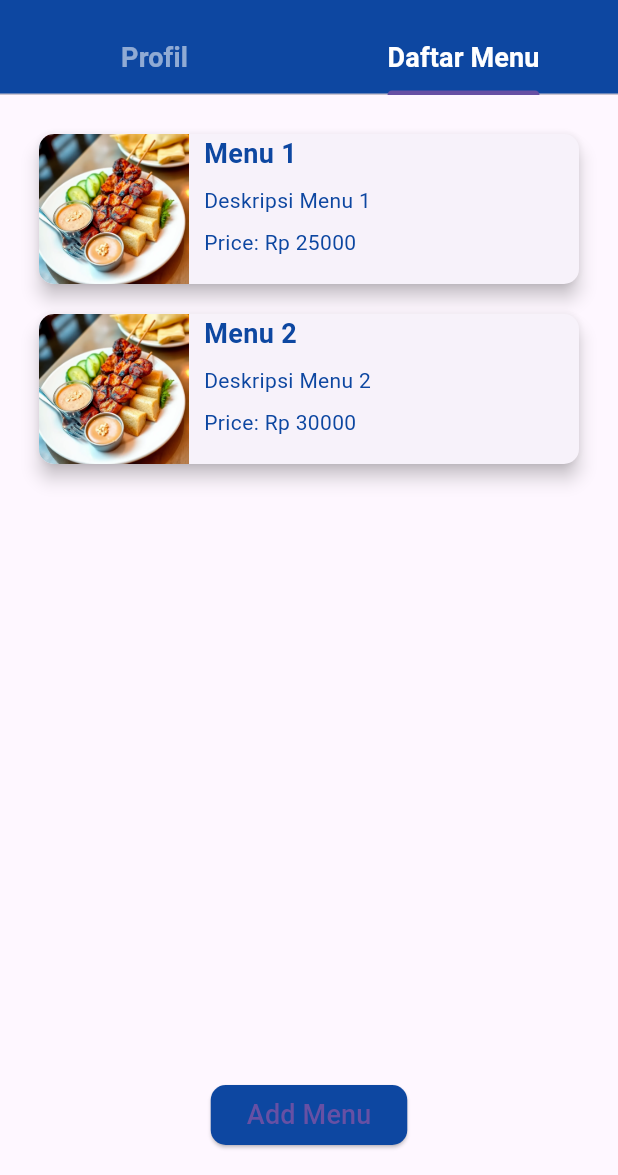
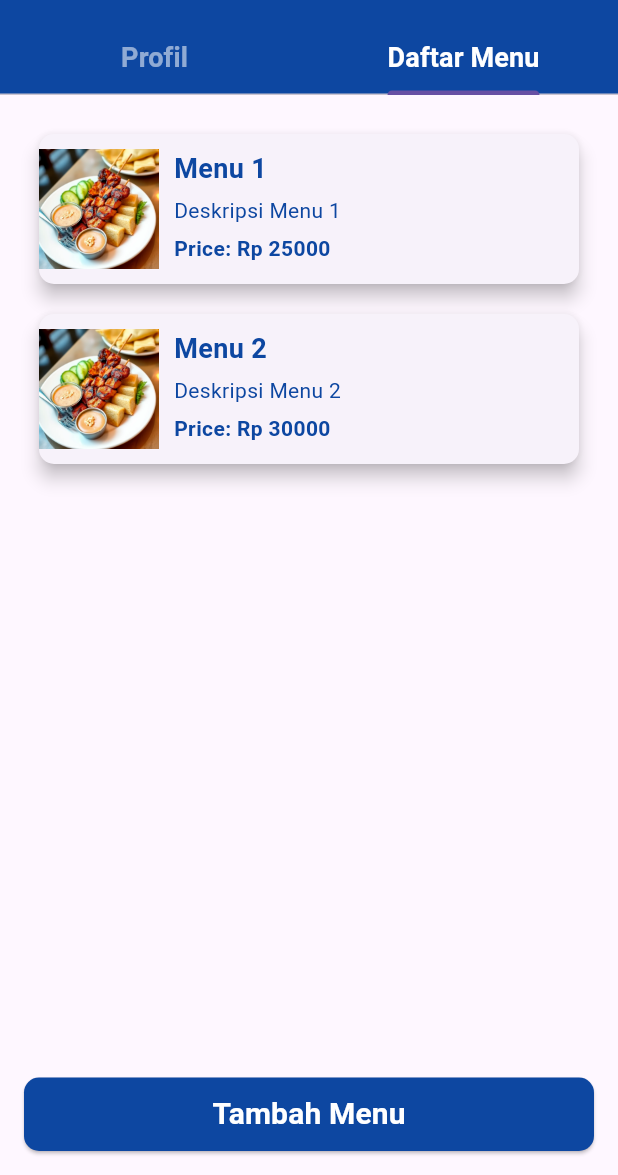
Before and after one commit to Fannannf/food-finder, a Flutter app: the ProfileRestaurantPage screen opened directly with sample values from the repository, tab 2 chosen, on a phone screen of 412 x 824 dp, the part 61-1236 px from its top. Run offline on Flutter 3.47's test engine with Material 3 defaults, Android fonts, the phone set to English and light mode, and no system bars; our stand-ins replace dio, flutter_secure_storage, geolocator, image_picker; accounts and stored records are empty; network calls fail.

Commit message:
template pelatihan

```diff
--- a/lib/components/menu_list_tab.dart
+++ b/lib/components/menu_list_tab.dart
@@ -1,20 +1,50 @@
 // lib/widgets/menu_list_tab.dart
 import 'package:flutter/material.dart';
+import 'package:food_finder/components/widgets.dart';
+import 'package:food_finder/helpers/api_services.dart';
+import 'package:food_finder/helpers/variables.dart';
+import 'package:food_finder/models/dummy_data.dart';
+import 'package:food_finder/models/restaurant.dart';
 
 import '../models/menu.dart';
 import '../pages/menu_form_page.dart';
 
-class MenuListTab extends StatelessWidget {
-  final List<Menu> menus;
+class MenuListTab extends StatefulWidget {
+  final Restaurant? resto;
+  final bool canAddMenu;
+  List<Menu> menus = [];
   final Function(Menu) onMenuAdded;
 
-  MenuListTab({required this.menus, required this.onMenuAdded});
+  MenuListTab(
+      {super.key,
+      this.resto,
+      required this.onMenuAdded,
+      this.canAddMenu = false});
+
+  @override
+  State<MenuListTab> createState() => _MenuListTabState();
+}
+
+class _MenuListTabState extends State<MenuListTab> {
+  APIServices api = APIServices();
+
+  @override
+  void initState() {
+    // TODO: implement initState
+    super.initState();
+    setState(() {
+      widget.menus = dummyMenus;
+    });
+  }
 
   void _addMenu(BuildContext context) {
     Navigator.push(
       context,
       MaterialPageRoute(
-        builder: (context) => AddMenuPage(onMenuAdded: onMenuAdded),
+        builder: (context) => MenuFormPage(
+          onMenuAdded: widget.onMenuAdded,
+          resto: widget.resto!,
+        ),
       ),
     );
   }
@@ -27,27 +57,33 @@ class MenuListTab extends StatelessWidget {
         children: [
           Expanded(
             child: ListView.builder(
-              itemCount: menus.length,
+              itemCount: widget.menus.length,
               itemBuilder: (context, index) {
-                final menu = menus[index];
+                final menu = widget.menus[index];
                 return Card(
                   margin: EdgeInsets.all(10),
                   elevation: 5,
                   shape: RoundedRectangleBorder(
                     borderRadius: BorderRadius.circular(10),
                   ),
+                  child: Padding(
+                    padding: EdgeInsets.symmetric(vertical: 10),
                     child: Row(
                       crossAxisAlignment: CrossAxisAlignment.start,
+                      mainAxisAlignment: MainAxisAlignment.center,
                       children: [
                         ClipRRect(
-                        borderRadius: BorderRadius.only(
-                          topLeft: Radius.circular(10),
-                          bottomLeft: Radius.circular(10),
-                        ),
-                        child: Image.asset(
-                          menu.image,
-                          width: 100,
-                          height: 100,
+                          child: menu.image == null
+                              ? Image.asset(
+                                  'assets/images/menu_default.png',
+                                  width: 80,
+                                  height: 80,
+                                  fit: BoxFit.cover,
+                                )
+                              : Image.network(
+                                  Variables.url + menu.image!,
+                                  width: 80,
+                                  height: 80,
                                   fit: BoxFit.cover,
                                 ),
                         ),
@@ -64,19 +100,20 @@ class MenuListTab extends StatelessWidget {
                                   color: Colors.blue[900],
                                 ),
                               ),
-                            SizedBox(height: 8),
+                              SizedBox(height: 5),
                               Text(
-                              menu.description,
+                                menu.description ?? '',
                                 style: TextStyle(
                                   fontSize: 14,
                                   color: Colors.blue[900],
                                 ),
                               ),
-                            SizedBox(height: 8),
+                              SizedBox(height: 5),
                               Text(
                                 'Price: Rp ${menu.price.toStringAsFixed(0)}',
                                 style: TextStyle(
                                   fontSize: 14,
+                                  fontWeight: FontWeight.bold,
                                   color: Colors.blue[900],
                                 ),
                               ),
@@ -85,21 +122,19 @@ class MenuListTab extends StatelessWidget {
                         ),
                       ],
                     ),
+                  ),
                 );
               },
             ),
           ),
-          SizedBox(height: 20),
-          ElevatedButton(
-            onPressed: () => _addMenu(context),
-            style: ElevatedButton.styleFrom(
-              backgroundColor: Colors.blue[900],
-              shape: RoundedRectangleBorder(
-                borderRadius: BorderRadius.circular(10),
-              ),
-            ),
-            child: Text('Add Menu', style: TextStyle(fontSize: 18)),
-          ),
+          const SizedBox(height: 20),
+          widget.canAddMenu
+              ? BlueButton(
+                  text: "Tambah Menu",
+                  onPressed: () {
+                    _addMenu(context);
+                  })
+              : const SizedBox(height: 20)
         ],
       ),
     );
--- a/lib/models/dummy_data.dart
+++ b/lib/models/dummy_data.dart
@@ -59,15 +59,17 @@ List<Restaurant> dummyRestaurants = [
 List<Menu> dummyMenus = [
   Menu(
     name: 'Menu 1',
+    restoId: 1,
     description: 'Deskripsi Menu 1',
     price: 25000,
-    image: 'assets/images/menu_default.png',
+    image: null,
   ),
   Menu(
     name: 'Menu 2',
+    restoId: 1,
     description: 'Deskripsi Menu 2',
     price: 30000,
-    image: 'assets/images/menu_default.png',
+    image: null,
   ),
   // Tambahkan menu lainnya di sini
 ];
--- a/lib/models/menu.dart
+++ b/lib/models/menu.dart
@@ -1,25 +1,29 @@
 // lib/models/menu.dart
+
 class Menu {
   final int id;
   final String name;
-  final String description;
+  final String? description;
   final double price;
-  final String image;
+  final int restoId;
+  final String? image;
 
   Menu({
     this.id = 0,
     required this.name,
-    required this.description,
+    required this.restoId,
+    this.description,
     required this.price,
-    required this.image,
+    this.image,
   });
 
   factory Menu.fromJson(Map<String, dynamic> json) {
     return Menu(
       id: json['id'],
       name: json['name'],
+      restoId: json['restaurant'],
       description: json['description'],
-      price: json['price'],
+      price: double.parse(json['price']),
       image: json['image'],
     );
   }
@@ -28,6 +32,7 @@ class Menu {
     return {
       'id': this.name,
       'name': this.name,
+      'restaurant_id': this.restoId,
       'description': this.description,
       'price': this.price,
       'image': this.image,
--- a/lib/pages/profile_resto_page.dart
+++ b/lib/pages/profile_resto_page.dart
@@ -59,7 +59,7 @@ class _ProfileRestaurantPageState extends State<ProfileRestaurantPage> {
         appBar: AppBar(
           title: Text('Profil Restoran', style: whiteBoldText),
           backgroundColor: Colors.blue[900],
-          bottom: TabBar(
+          bottom: const TabBar(
             labelStyle: TextStyle(
               fontWeight: FontWeight.bold,
               fontSize: 18,
@@ -84,7 +84,11 @@ class _ProfileRestaurantPageState extends State<ProfileRestaurantPage> {
               latLongController: _latLongController,
               resto: widget.resto,
             ),
-            MenuListTab(menus: _menus, onMenuAdded: _addMenu),
+            MenuListTab(
+              resto: widget.resto,
+              onMenuAdded: _addMenu,
+              canAddMenu: true,
+            ),
           ],
         ),
         floatingActionButton: _currentIndex == 1
@@ -93,7 +97,10 @@ class _ProfileRestaurantPageState extends State<ProfileRestaurantPage> {
                   Navigator.push(
                     context,
                     MaterialPageRoute(
-                      builder: (context) => AddMenuPage(onMenuAdded: _addMenu),
+                      builder: (context) => MenuFormPage(
+                        onMenuAdded: _addMenu,
+                        resto: widget.resto!,
+                      ),
                     ),
                   );
                 },
```
Also changed, not shown: lib/components/dashboard_page.dart (+20 -19 lines), lib/components/restaurant_card.dart (+17 -8 lines), lib/helpers/api_driver.dart (+6 -5 lines), lib/helpers/api_services.dart (+8 -1 lines), lib/pages/menu_form_page.dart (+32 -86 lines), lib/pages/resto_detail_page.dart (renamed from lib/pages/resto_page.dart, +20 -8 lines), 4 other files. Lines whose indentation alone changed are shown as unchanged.
